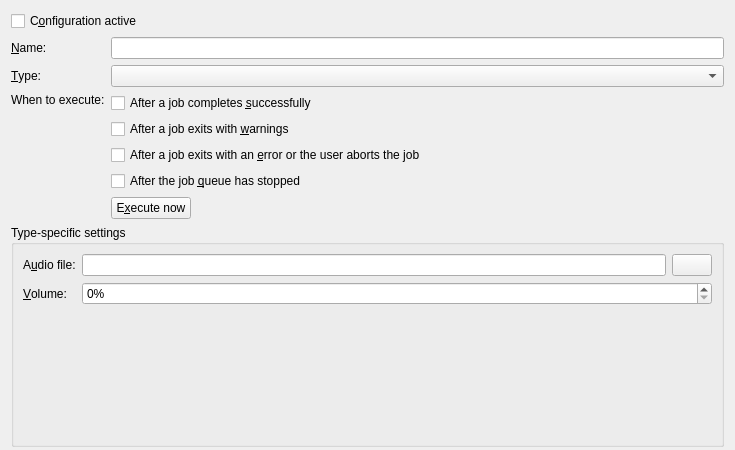
First picture: the form in src/mkvtoolnix-gui/forms/main_window/prefs_run_program_widget.ui, repository jpsdr/MKVToolnix-Windows-7, before the edit.
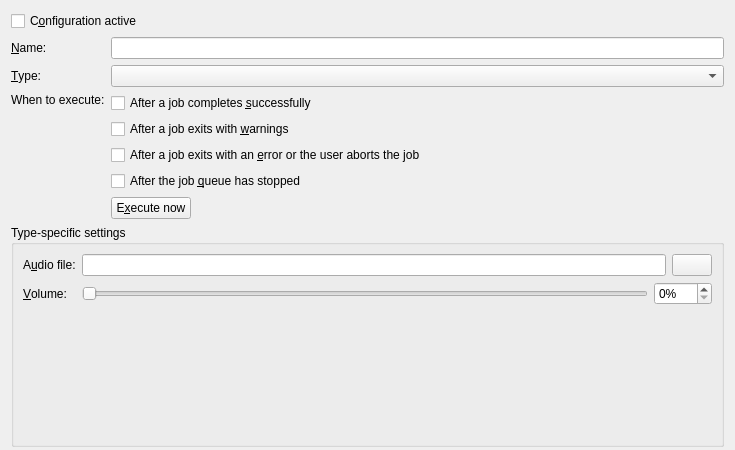
Second picture: the form after the edit. The open tabs and pages were chosen to show the change. Icons and pictures are not drawn. Custom widgets are drawn as their Qt base class.

Commit message:
GUI: add a slider to the run-program audio volume control
The volume was set through a wide spin box you had to type into. Add a
horizontal slider next to it, kept in sync with the spin box both ways,
so the volume can be dragged while the spin box still shows and accepts
the exact percentage.

What changed in the file:
```diff
--- a/src/mkvtoolnix-gui/forms/main_window/prefs_run_program_widget.ui
+++ b/src/mkvtoolnix-gui/forms/main_window/prefs_run_program_widget.ui
@@ -268,6 +268,18 @@
              </widget>
             </item>
             <item row="1" column="1">
+             <layout class="QHBoxLayout" name="volumeLayout">
+              <item>
+               <widget class="QSlider" name="slVolume">
+                <property name="maximum">
+                 <number>100</number>
+                </property>
+                <property name="orientation">
+                 <enum>Qt::Orientation::Horizontal</enum>
+                </property>
+               </widget>
+              </item>
+              <item>
              <widget class="mtx::gui::Util::BasicSpinBox" name="sbVolume">
               <property name="suffix">
                <string notr="true">%</string>
@@ -276,6 +288,8 @@
                <number>100</number>
               </property>
              </widget>
+              </item>
+             </layout>
             </item>
            </layout>
           </item>
```
Lines whose indentation alone changed are shown as unchanged. The commit also changes 1 other file.
